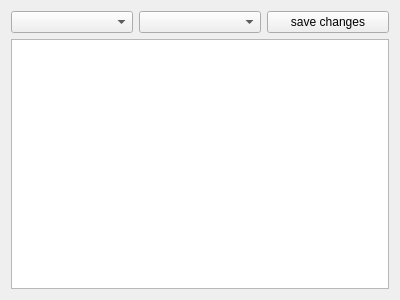
The window that src/vogleditor/vogleditor_qprogramexplorer.ui (ValveSoftware/vogl) describes before a commit, drawn with Qt 5.
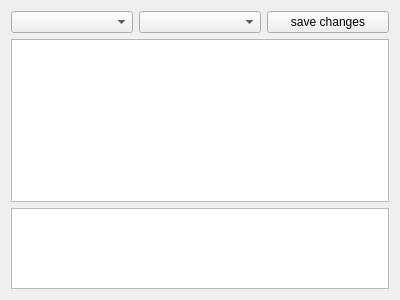
The same window after the commit.

Commit message: UI: Show uniform values in ProgramExplorer * Uniform location, name, value, and type are now visible in the ProgramExplorer.

The edit to the form file:
```diff
--- a/src/vogleditor/vogleditor_qprogramexplorer.ui
+++ b/src/vogleditor/vogleditor_qprogramexplorer.ui
@@ -33,11 +33,36 @@
    </item>
    <item>
     <widget class="QTextEdit" name="shaderTextEdit">
+     <property name="sizePolicy">
+      <sizepolicy hsizetype="Expanding" vsizetype="Expanding">
+       <horstretch>0</horstretch>
+       <verstretch>2</verstretch>
+      </sizepolicy>
+     </property>
      <property name="lineWrapMode">
       <enum>QTextEdit::NoWrap</enum>
      </property>
     </widget>
    </item>
+   <item>
+    <widget class="QTableWidget" name="uniformTableWidget">
+     <property name="sizePolicy">
+      <sizepolicy hsizetype="Expanding" vsizetype="Expanding">
+       <horstretch>0</horstretch>
+       <verstretch>1</verstretch>
+      </sizepolicy>
+     </property>
+     <property name="editTriggers">
+      <set>QAbstractItemView::NoEditTriggers</set>
+     </property>
+     <property name="selectionMode">
+      <enum>QAbstractItemView::SingleSelection</enum>
+     </property>
+     <property name="selectionBehavior">
+      <enum>QAbstractItemView::SelectRows</enum>
+     </property>
+    </widget>
+   </item>
   </layout>
  </widget>
  <resources/>
```
The commit also changes 2 other files.
